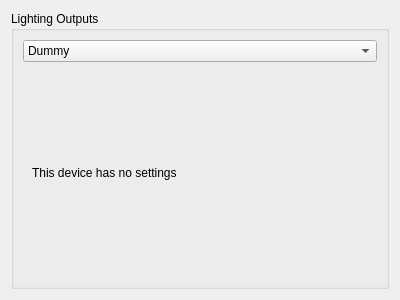
Above: settingspanel.ui from PotatoPopcorn/PlanktonLightbulb before the change. Below: the same form after it.
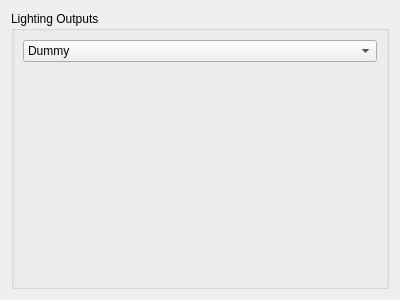
That is the form after the change.

What changed in the file:
```diff
--- a/settingspanel.ui
+++ b/settingspanel.ui
@@ -41,15 +41,7 @@
       </item>
       <item>
        <widget class="QWidget" name="outputSettingsWidget" native="true">
-        <layout class="QVBoxLayout" name="verticalLayout_3">
-         <item>
-          <widget class="QLabel" name="label">
-           <property name="text">
-            <string>This device has no settings</string>
-           </property>
-          </widget>
-         </item>
-        </layout>
+        <layout class="QVBoxLayout" name="verticalLayout_3"/>
        </widget>
       </item>
      </layout>
```
